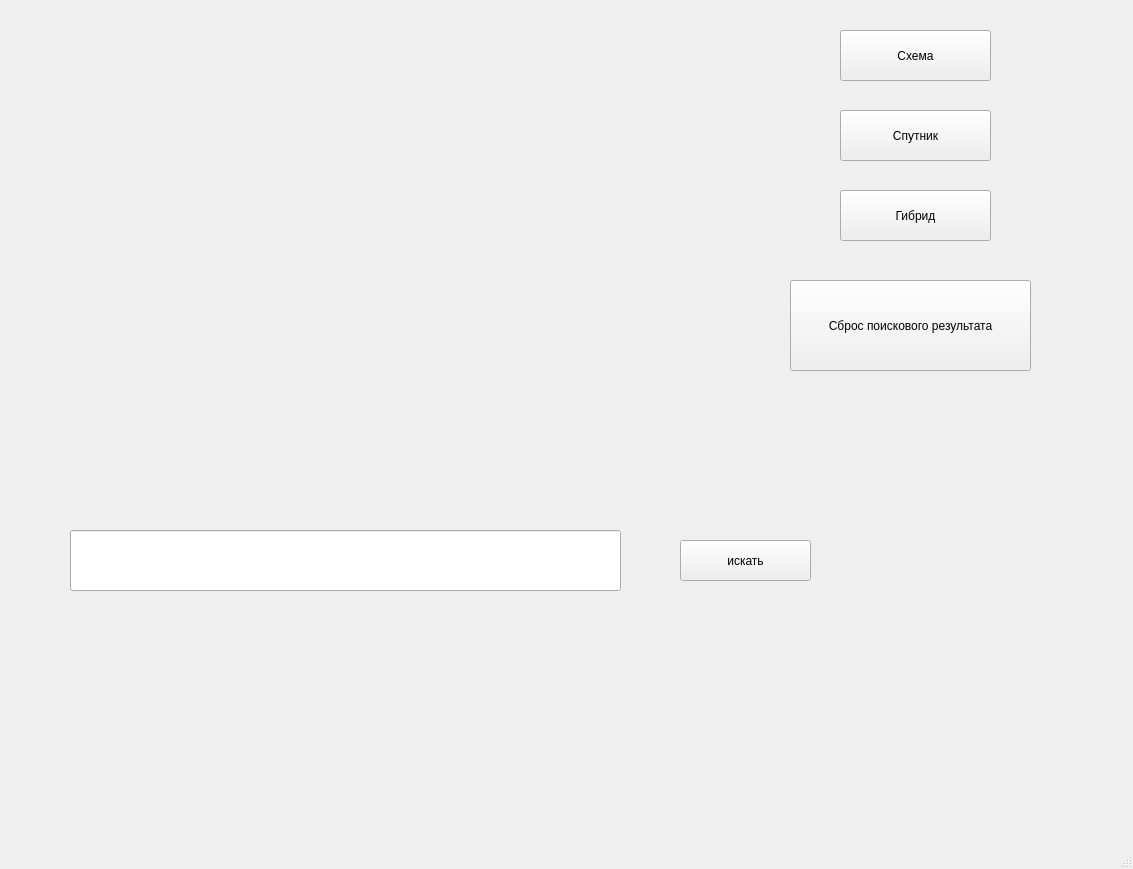
Above: des.ui from DEATHSTROUKE/Maps before the change. Below: the same form after it.
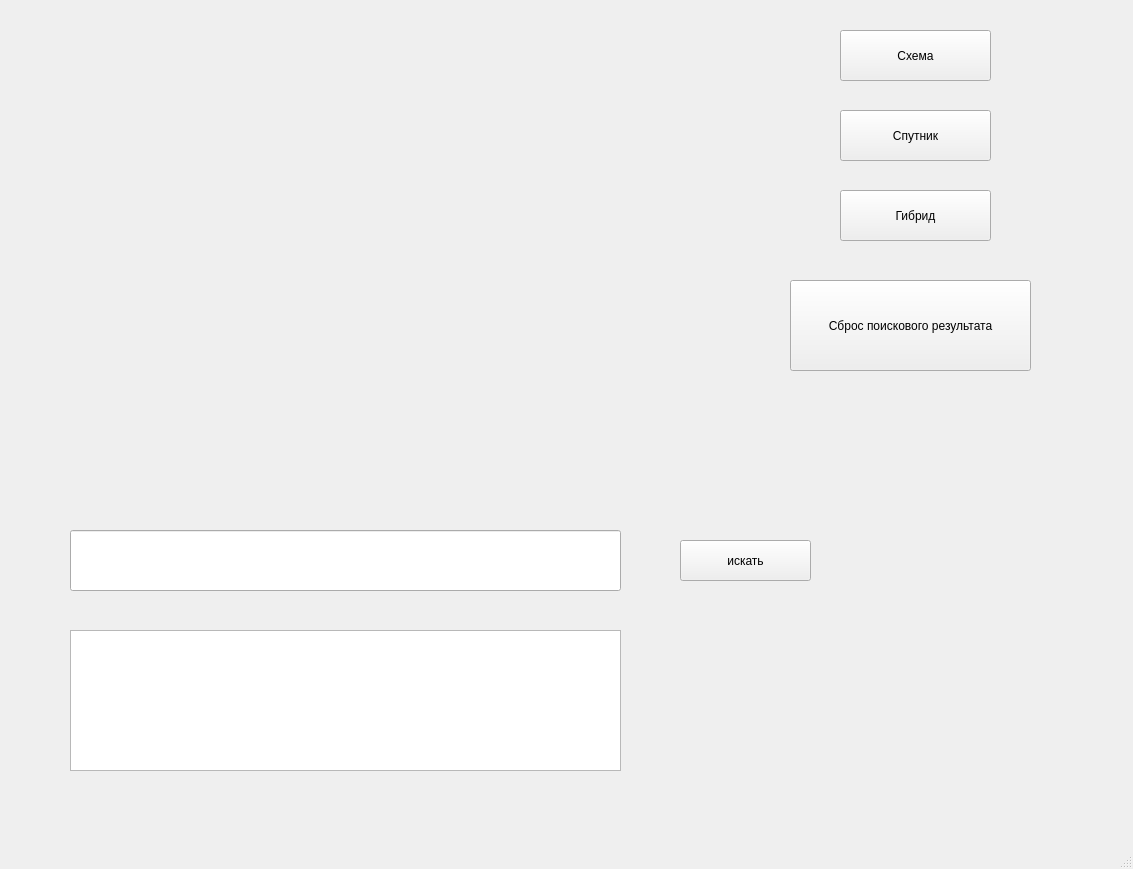
That is the form after the change.

```diff
--- a/des.ui
+++ b/des.ui
@@ -110,6 +110,26 @@
      <string>Сброс поискового результата</string>
     </property>
    </widget>
+   <widget class="QTextEdit" name="address1">
+    <property name="geometry">
+     <rect>
+      <x>70</x>
+      <y>630</y>
+      <width>551</width>
+      <height>141</height>
+     </rect>
+    </property>
+    <property name="readOnly">
+     <bool>true</bool>
+    </property>
+    <property name="html">
+     <string>&lt;!DOCTYPE HTML PUBLIC &quot;-//W3C//DTD HTML 4.0//EN&quot; &quot;http://www.w3.org/TR/REC-html40/strict.dtd&quot;&gt;
+&lt;html&gt;&lt;head&gt;&lt;meta name=&quot;qrichtext&quot; content=&quot;1&quot; /&gt;&lt;style type=&quot;text/css&quot;&gt;
+p, li { white-space: pre-wrap; }
+&lt;/style&gt;&lt;/head&gt;&lt;body style=&quot; font-family:'MS Shell Dlg 2'; font-size:8pt; font-weight:400; font-style:normal;&quot;&gt;
+&lt;p style=&quot;-qt-paragraph-type:empty; margin-top:0px; margin-bottom:0px; margin-left:0px; margin-right:0px; -qt-block-indent:0; text-indent:0px;&quot;&gt;&lt;br /&gt;&lt;/p&gt;&lt;/body&gt;&lt;/html&gt;</string>
+    </property>
+   </widget>
   </widget>
   <widget class="QMenuBar" name="menubar">
    <property name="geometry">
```
